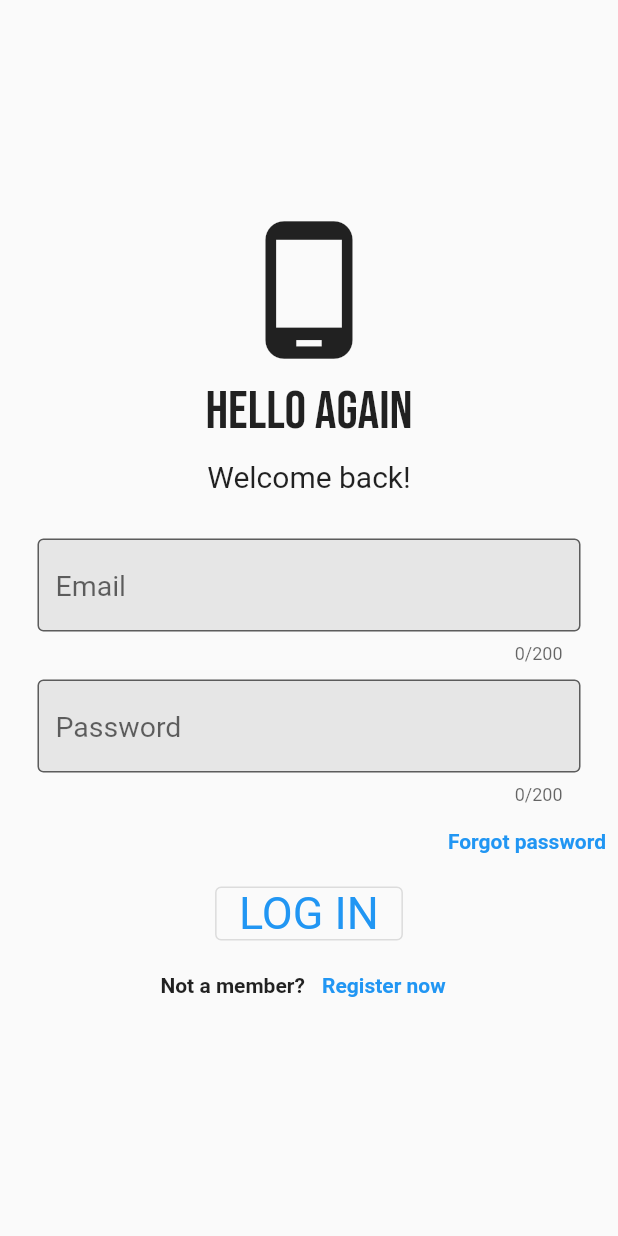
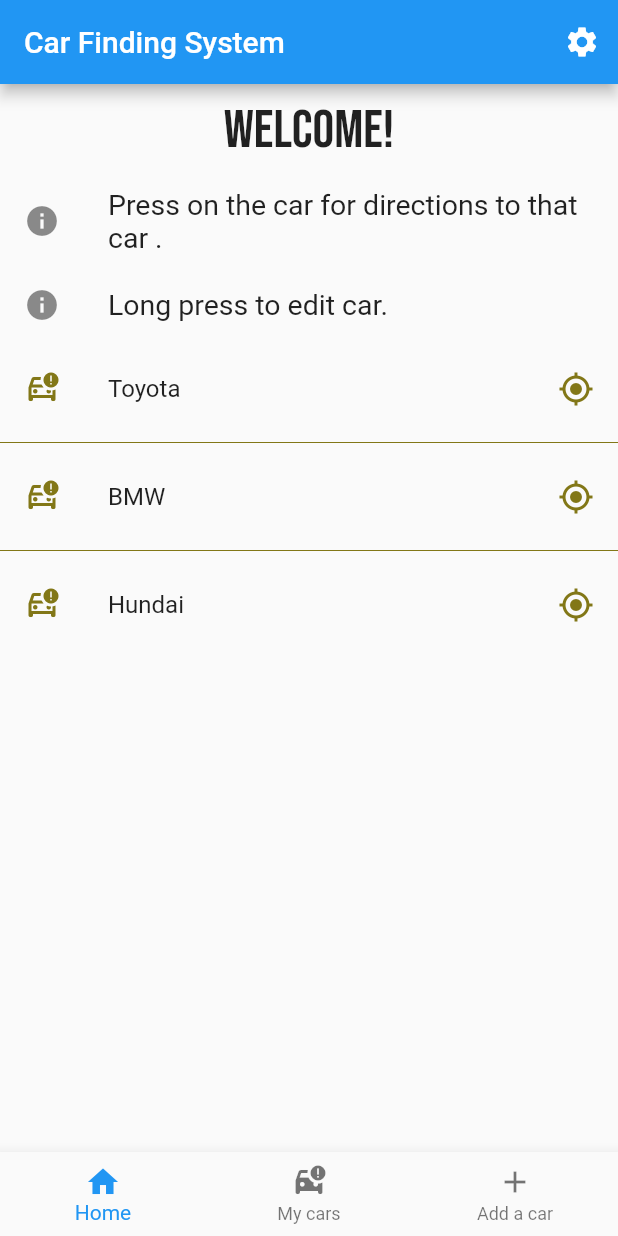
Before and after one commit to peterkapena/car_app_finder_mobile, a Flutter app: the screen it shows after launch, on a phone screen of 412 x 824 dp. Run offline on Flutter 3.47's test engine with Material 2 defaults, Android fonts, the light colour scheme and no system bars; our stand-ins replace firebase_auth, firebase_core, google_fonts, shared_preferences; accounts and stored records are empty.

Commit message:
done for today

```diff
--- /dev/null
+++ b/lib/auth_change_modifier.dart
@@ -0,0 +1,30 @@
+import 'package:flutter/material.dart';
+import 'package:shared_preferences/shared_preferences.dart';
+
+class AuthNotifier with ChangeNotifier {
+  final String _key = 'user';
+  bool _isLoggedIn = true;
+  bool get isLoggedIn => _isLoggedIn;
+
+  AuthNotifier() {
+    _isLoggedIn = false;
+    _loadFromPrefs();
+  }
+
+  Future<void> toggleAuth() async {
+    _isLoggedIn = !_isLoggedIn;
+    await _savePrefs();
+    notifyListeners();
+  }
+
+  _loadFromPrefs() async {
+    var prefs = await SharedPreferences.getInstance();
+    _isLoggedIn = prefs.getBool(_key) ?? true;
+    notifyListeners();
+  }
+
+  _savePrefs() async {
+    var prefs = await SharedPreferences.getInstance();
+    prefs.setBool(_key, _isLoggedIn);
+  }
+}
--- a/lib/main.dart
+++ b/lib/main.dart
@@ -1,7 +1,10 @@
+import 'package:car_app_finder_mobile/auth_change_modifier.dart';
 import 'package:car_app_finder_mobile/pages/main_page.dart';
 import 'package:flutter/material.dart';
 import 'package:firebase_core/firebase_core.dart';
+import 'package:provider/provider.dart';
 import 'firebase_options.dart';
+import 'theme_change_notifier.dart';
 
 Future main() async {
   WidgetsFlutterBinding.ensureInitialized();
@@ -18,10 +21,21 @@
 
   @override
   Widget build(BuildContext context) {
-    return MaterialApp(
-      debugShowCheckedModeBanner: false,
-      theme: ThemeData(),
-      home: const MainPage(),
-    );
+    return ChangeNotifierProvider(
+        create: (BuildContext context) => ThemeNotifier(),
+        child: Consumer<ThemeNotifier>(
+          builder: (context, value, child) => MaterialApp(
+              theme: theme(value.isLightTheme),
+              debugShowCheckedModeBanner: false,
+              home: ChangeNotifierProvider(
+                  create: (BuildContext context) => AuthNotifier(),
+                  child: const MainPage())),
+        ));
+
+    // return MaterialApp(
+    //   debugShowCheckedModeBanner: false,
+    //   theme: ThemeData(),
+    //   home: const MainPage(),
+    // );
   }
 }
--- /dev/null
+++ b/lib/models/car.dart
@@ -0,0 +1,7 @@
+class Car {
+  final String name;
+  final String trackerId;
+  final String userId;
+
+  Car(this.name, this.trackerId, this.userId);
+}
--- a/lib/pages/auth_page.dart
+++ /dev/null
@@ -1,39 +0,0 @@
-import 'package:car_app_finder_mobile/pages/forgot_password_page.dart';
-import 'package:car_app_finder_mobile/pages/register_page.dart';
-import 'package:flutter/cupertino.dart';
-
-import '../common.dart';
-import 'login_page.dart';
-
-class AuthPage extends StatefulWidget {
-  const AuthPage({super.key});
-
-  @override
-  State<AuthPage> createState() => _AuthPageState();
-}
-
-class _AuthPageState extends State<AuthPage> {
-  void showRegisterPage() {}
-  EAuthPage authPage = EAuthPage.login;
-  bool showLoginPage = true;
-  void toggleScreen(authPage) {
-    setState(() {
-      this.authPage = authPage;
-      //   showLoginPage = !showLoginPage;
-    });
-  }
-
-  @override
-  Widget build(BuildContext context) {
-    switch (authPage) {
-      case EAuthPage.login:
-        return LoginPage(toggleScreen: toggleScreen);
-      case EAuthPage.register:
-        return RegisterPage(toggleScreen: toggleScreen);
-      case EAuthPage.forgotPassword:
-        return ForgotPasswordPage(toggleScreen: toggleScreen);
-      default:
-        throw Exception("No auth page specified");
-    }
-  }
-}
--- /dev/null
+++ b/lib/pages/home.dart
@@ -0,0 +1,92 @@
+import 'package:car_app_finder_mobile/common.dart';
+import 'package:flutter/material.dart';
+import 'package:google_fonts/google_fonts.dart';
+
+import '../models/car.dart';
+import 'car_page.dart';
+
+class Home extends StatefulWidget {
+  const Home({super.key});
+
+  @override
+  State<Home> createState() => _HomeState();
+}
+
+class _HomeState extends State<Home> {
+  List<Car> cars = [];
+
+  @override
+  @mustCallSuper
+  void initState() {
+    cars = [
+      Car("Toyota", "8923823fdf#d", "723627326gfssfuhyu"),
+      Car("BMW", "8923832323fdf", "723627326gfssfuhyu"),
+      Car("Hundai", "8923323823fdf", "723627326gfssfuhyu")
+    ];
+    super.initState();
+  }
+
+  @override
+  Widget build(BuildContext context) {
+    return Scaffold(
+        body: SafeArea(
+      child: Center(
+        child: Column(
+          mainAxisAlignment: MainAxisAlignment.center,
+          children: [
+            Padding(
+              padding: const EdgeInsets.symmetric(
+                  horizontal: authBtnHorizontalPadding,
+                  vertical: authBtnVerticalPadding),
+              child: Text(
+                "Welcome!",
+                style: GoogleFonts.bebasNeue(fontSize: 36),
+              ),
+            ),
+            ListTile(
+              leading: Icon(Icons.info),
+              title: Text(
+                "Press on the car for directions to that car .",
+                style: TextStyle(fontSize: textFontSize),
+              ),
+            ),
+            ListTile(
+              leading: Icon(Icons.info),
+              title: Text(
+                "Long press to edit car.",
+                style: TextStyle(fontSize: textFontSize),
+              ),
+            ),
+            Expanded(
+              child: SizedBox(
+                child: ListView.separated(
+                  shrinkWrap: true,
+                  itemCount: cars.length,
+                  separatorBuilder: (BuildContext context, int index) =>
+                      Divider(
+                    color: Theme.of(context).primaryColor,
+                  ),
+                  itemBuilder: (BuildContext context, int index) {
+                    var car = cars[index];
+                    return ListTile(
+                        iconColor: Theme.of(context).primaryColor,
+                        leading: Icon(Icons.car_crash_outlined),
+                        trailing: Icon(Icons.gps_fixed),
+                        title: Text(car.name),
+                        onTap: () => Navigator.push(
+                              context,
+                              MaterialPageRoute(
+                                  builder: (context) => CarPage(
+                                        car: car,
+                                      )),
+                            ));
+                  },
+                ),
+              ),
+            ),
+          ],
+        ),
+      ),
+    ));
+  }
+}
--- a/lib/pages/home_page.dart
+++ b/lib/pages/home_page.dart
@@ -1,6 +1,12 @@
 import 'package:car_app_finder_mobile/common.dart';
+import 'package:car_app_finder_mobile/models/car.dart';
+import 'package:car_app_finder_mobile/pages/add_a_car_page.dart';
+import 'package:car_app_finder_mobile/pages/my_cars_page.dart';
 import 'package:firebase_auth/firebase_auth.dart';
 import 'package:flutter/material.dart';
+
+import 'home.dart';
+import 'settings_page.dart';
 
 class HomePage extends StatefulWidget {
   const HomePage({super.key});
@@ -10,25 +16,52 @@
 }
 
 class _HomePageState extends State<HomePage> {
-  // final user = FirebaseAuth.instance.currentUser;
+  int _selectedIndex = 0;
+  static const TextStyle optionStyle =
+      TextStyle(fontSize: 30, fontWeight: FontWeight.bold);
+  static const List<Widget> _widgetOptions = <Widget>[
+    Home(),
+    MyCarsPage(),
+    AddAcarPage()
+  ];
+
+  void _onItemTapped(int index) {
+    setState(() {
+      _selectedIndex = index;
+    });
+  }
 
   @override
   Widget build(BuildContext context) {
     return Scaffold(
-      appBar: new AppBar(),
-      body: Center(
-          child: Column(
-        mainAxisAlignment: MainAxisAlignment.center,
-        children: [
-          const Text("data"),
-          MaterialButton(
-            onPressed: signout,
-            color: Colors.deepPurple[200],
-            child: const Text("SIGN OUT"),
-          )
-        ],
-      )), //user.Email
-    );
+        appBar: AppBar(title: const Text("Car Finding System"), actions: [
+          IconButton(
+              onPressed: (() => Navigator.push(
+                    context,
+                    MaterialPageRoute(
+                        builder: (context) => const SettingsPage()),
+                  )),
+              icon: const Icon(Icons.settings))
+        ]),
+        body: _widgetOptions.elementAt(_selectedIndex),
+        bottomNavigationBar: BottomNavigationBar(
+          items: const <BottomNavigationBarItem>[
+            BottomNavigationBarItem(
+              icon: Icon(Icons.home),
+              label: 'Home',
+            ),
+            BottomNavigationBarItem(
+              icon: Icon(Icons.car_crash),
+              label: 'My cars',
+            ),
+            BottomNavigationBarItem(
+              icon: Icon(Icons.add),
+              label: 'Add a car',
+            ),
+          ],
+          currentIndex: _selectedIndex,
+          onTap: _onItemTapped,
+        ));
   }
 
   Future signout() async {
--- a/lib/pages/main_page.dart
+++ b/lib/pages/main_page.dart
@@ -1,8 +1,13 @@
 import 'package:flutter/material.dart';
 import 'package:firebase_auth/firebase_auth.dart';
+import 'package:provider/provider.dart';
 
+import '../auth_change_modifier.dart';
+import '../common.dart';
 import '../pages/home_page.dart';
-import 'auth_page.dart';
+import 'forgot_password_page.dart';
+import 'login_page.dart';
+import 'register_page.dart';
 
 class MainPage extends StatelessWidget {
   const MainPage({super.key});
@@ -10,16 +15,52 @@
   @override
   Widget build(BuildContext context) {
     return Scaffold(
-      body: StreamBuilder<User?>(
-        stream: FirebaseAuth.instance.authStateChanges(),
-        builder: ((context, snapshot) {
-          if (snapshot.hasData) {
-            return const HomePage();
-          } else {
-            return const AuthPage();
-          }
-        }),
-      ),
+      body: Consumer<AuthNotifier>(
+          builder: ((context, value, child) =>
+              value.isLoggedIn ? const HomePage() : const AuthPage())),
+      //  StreamBuilder<User?>(
+      //   stream: FirebaseAuth.instance.authStateChanges(),
+      //   builder: ((context, snapshot) {
+      //     if (snapshot.hasData) {
+      //       return const HomePage();
+      //     } else {
+      //       return const AuthPage();
+      //     }
+      //   }),
+      // ),
     );
   }
 }
+
+class AuthPage extends StatefulWidget {
+  const AuthPage({super.key});
+
+  @override
+  State<AuthPage> createState() => _AuthPageState();
+}
+
+class _AuthPageState extends State<AuthPage> {
+  void showRegisterPage() {}
+  EAuthPage authPage = EAuthPage.login;
+  bool showLoginPage = true;
+  void toggleScreen(authPage) {
+    setState(() {
+      this.authPage = authPage;
+      //   showLoginPage = !showLoginPage;
+    });
+  }
+
+  @override
+  Widget build(BuildContext context) {
+    switch (authPage) {
+      case EAuthPage.login:
+        return LoginPage(toggleScreen: toggleScreen);
+      case EAuthPage.register:
+        return RegisterPage(toggleScreen: toggleScreen);
+      case EAuthPage.forgotPassword:
+        return ForgotPasswordPage(toggleScreen: toggleScreen);
+      default:
+        throw Exception("No auth page specified");
+    }
+  }
+}
--- /dev/null
+++ b/lib/theme_change_notifier.dart
@@ -0,0 +1,34 @@
+import 'package:flutter/material.dart';
+import 'package:shared_preferences/shared_preferences.dart';
+
+ThemeData theme(bool isLightTheme) => ThemeData(
+      brightness: isLightTheme ? Brightness.light : Brightness.dark,
+      primaryColor: Colors.lime[900],
+    );
+
+class ThemeNotifier with ChangeNotifier {
+  final String _key = 'theme';
+  bool _isLightTheme = true;
+  bool get isLightTheme => _isLightTheme;
+
+  ThemeNotifier() {
+    _isLightTheme = false;
+    _loadFromPrefs();
+  }
+
+  toggleTheme() {
+    _isLightTheme = !_isLightTheme;
+    notifyListeners();
+    _savePrefs();
+  }
+
+  _loadFromPrefs() async {
+    _isLightTheme =
+        (await SharedPreferences.getInstance()).getBool(_key) ?? true;
+    notifyListeners();
+  }
+
+  _savePrefs() async {
+    (await SharedPreferences.getInstance()).setBool(_key, _isLightTheme);
+  }
+}
--- a/pubspec.yaml
+++ b/pubspec.yaml
@@ -37,6 +37,8 @@
   firebase_auth: ^3.6.4
   google_fonts:
   firebase_core: ^1.21.1
+  shared_preferences:
+  provider:
 
 dev_dependencies:
   flutter_test:
```
Also changed, not shown: lib/pages/add_a_car_page.dart (added, +18 -0 lines), lib/pages/car_page.dart (added, +34 -0 lines), lib/pages/login_page.dart (+19 -16 lines), lib/pages/my_cars_page.dart (added, +18 -0 lines), lib/pages/settings_page.dart (added, +61 -0 lines), lib/models/prefe.dart (added), pubspec.lock, 1 other file.
